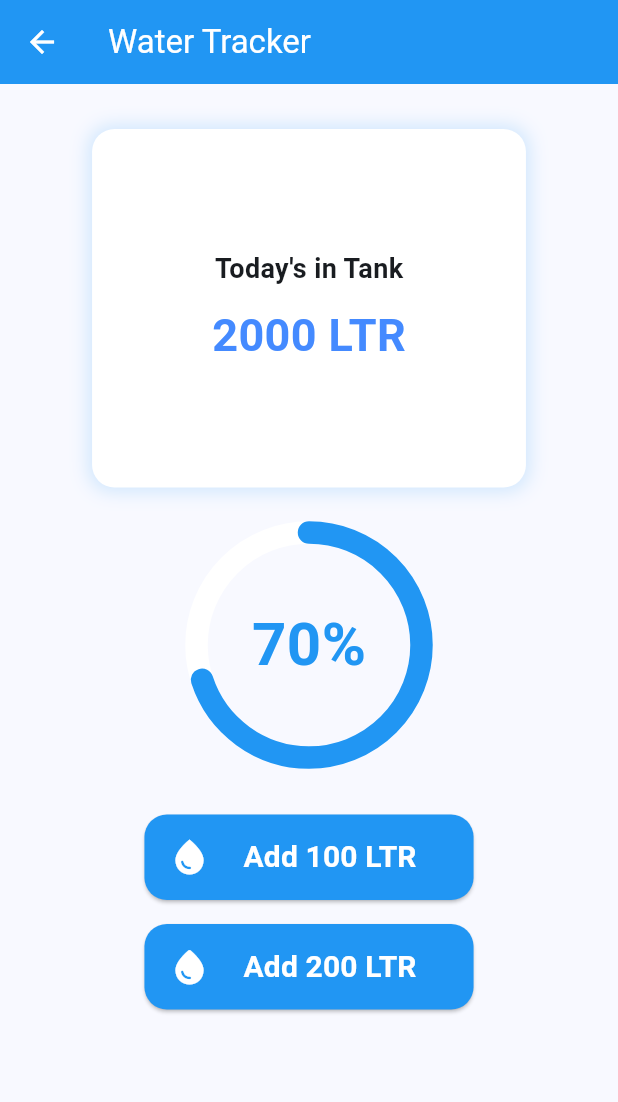
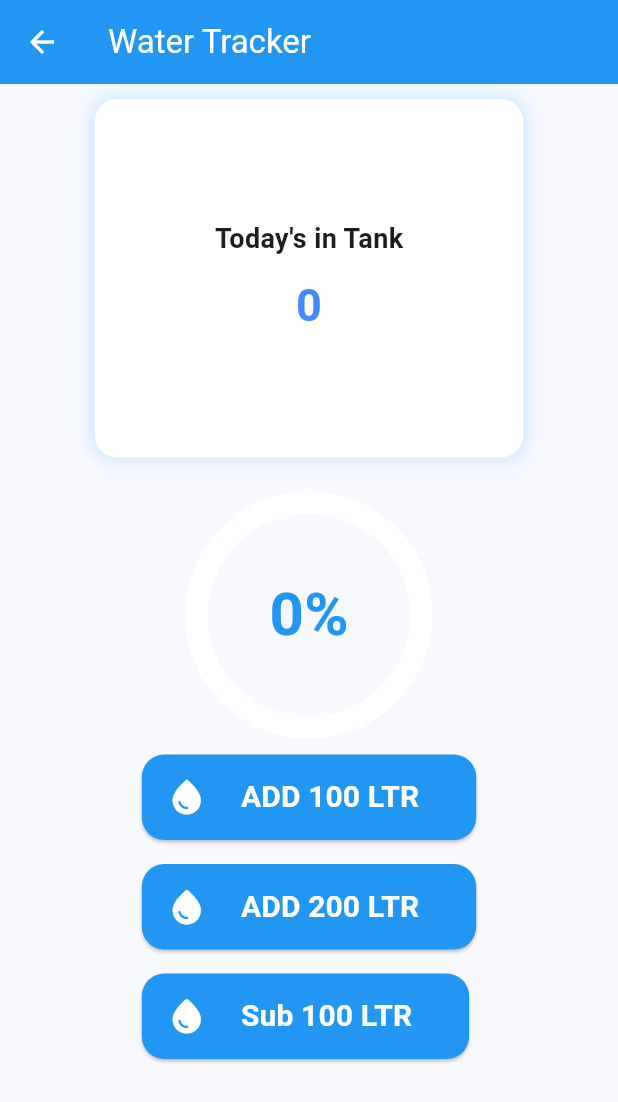
Before and after one commit to majidbhuiyan20/Flutter-Practice, a Flutter app: the WaterTracker screen opened by its route, on a phone screen of 412 x 824 dp. Shown: the top 1102 px of the screen. Run offline on Flutter 3.47's test engine with Material 3 defaults, Android fonts, the phone set to English and light mode, and no system bars; our stand-ins replace badges, cloud_firestore, firebase_auth, firebase_core, flutter_riverpod, fluttertoast and 4 more; accounts and stored records are empty.

Commit message:
water tracker functional done

```diff
--- a/lib/project/water_tracker/water_tracker.dart
+++ b/lib/project/water_tracker/water_tracker.dart
@@ -9,18 +9,104 @@ class WaterTracker extends StatefulWidget {
 }
 
 class _WaterTrackerState extends State<WaterTracker> {
+  int currentWaterInTank = 0;
+  int targetWater = 2000;
+  bool _isSnackBarVisible = false;
+
+  void waterAdd(int amount){
+    setState((){
+      currentWaterInTank = currentWaterInTank + amount;
+      if(currentWaterInTank >= targetWater){
+        currentWaterInTank = targetWater;
+        if (!_isSnackBarVisible) {
+        ScaffoldMessenger.of(context).showSnackBar(
+          SnackBar(
+            content: Container(
+              padding: EdgeInsets.all(16),
+              decoration: BoxDecoration(
+                color: Colors.blueAccent,
+                borderRadius: BorderRadius.circular(10),
+                boxShadow: [
+                  BoxShadow(
+                    color: Colors.black.withOpacity(0.2),
+                    spreadRadius: 2,
+                    blurRadius: 5,
+                    offset: Offset(0, 3),
+                  ),
+                ],
+              ),
+              child: Text('Congratulations! You have reached your target.', style: TextStyle(color: Colors.white, fontSize: 16),),
+            ),
+            duration: Duration(seconds: 3),
+            backgroundColor: Colors.transparent,
+            elevation: 0,
+          ),
+        )
+            .closed
+            .then((SnackBarClosedReason reason) {
+            setState(() {
+              _isSnackBarVisible = false;
+            });
+          });
+        _isSnackBarVisible = true;}
+      }
+      print(currentWaterInTank);
+    });
+  }
+  void waterRemove(int amount){
+    setState((){
+      currentWaterInTank = currentWaterInTank - amount;
+      if(currentWaterInTank <= 0){
+        currentWaterInTank = 0;
+        if (!_isSnackBarVisible) {
+          ScaffoldMessenger.of(context).showSnackBar(
+            SnackBar(
+              content: Container(
+                padding: EdgeInsets.all(16),
+                decoration: BoxDecoration(
+                  color: Colors.redAccent, // Changed color for empty tank
+                  borderRadius: BorderRadius.circular(10),
+                  boxShadow: [
+                    BoxShadow(
+                      color: Colors.black.withOpacity(0.2),
+                      spreadRadius: 2,
+                      blurRadius: 5,
+                      offset: Offset(0, 3),
+                    ),
+                  ],
+                ),
+                child: Text('Your Water Tank is Empty.', style: TextStyle(color: Colors.white, fontSize: 16),),
+              ),
+              duration: Duration(seconds: 3),
+              backgroundColor: Colors.transparent,
+              elevation: 0,
+            )
+        )
+            .closed
+            .then((SnackBarClosedReason reason) {
+            setState(() {
+              _isSnackBarVisible = false;
+            });
+          });
+          _isSnackBarVisible = true;
+        }
+      }
+      print(currentWaterInTank);
+    });
+  }
+
   @override
   Widget build(BuildContext context) {
     return Scaffold(
       appBar: AppBar(
         title: Text('Water Tracker', style: TextStyle(color: Colors.white)),
         backgroundColor: Colors.blue,
-        leading: BackButton(color: Colors.white),
+        leading: const BackButton(color: Colors.white),
       ),
       body: Center(
         child: Column(
           children: [
-            SizedBox(height: 30),
+            SizedBox(height: 10),
             Container(
               padding: EdgeInsets.all(80),
               decoration: BoxDecoration(
@@ -31,7 +117,6 @@ class _WaterTrackerState extends State<WaterTracker> {
                     color: Colors.blue.withOpacity(0.2),
                     spreadRadius: 2,
                     blurRadius: 10,
-
                     //offset: Offset(0, 9),
                   ),
                 ],
@@ -40,11 +125,12 @@ class _WaterTrackerState extends State<WaterTracker> {
                 children: [
                   Text(
                     'Today\'s in Tank',
-                    style: TextStyle(fontSize: 18, fontWeight: FontWeight.bold),
+                    style:
+                        TextStyle(fontSize: 18, fontWeight: FontWeight.bold),
                   ),
                   SizedBox(height: 10),
                   Text(
-                    "2000 LTR",
+                    currentWaterInTank.toString(),
                     style: TextStyle(
                       fontSize: 30,
                       fontWeight: FontWeight.bold,
@@ -55,7 +141,6 @@ class _WaterTrackerState extends State<WaterTracker> {
               ),
             ),
             SizedBox(height: 30),
-
             Stack(
               alignment: Alignment.center,
               children: [
@@ -67,11 +152,11 @@ class _WaterTrackerState extends State<WaterTracker> {
                     strokeWidth: 15,
                     color: Colors.blue,
                     strokeCap: StrokeCap.round,
-                    value: 0.7,
+                    value: currentWaterInTank / targetWater,
                   ),
                 ),
                 Text(
-                  "70%",
+                  "${(currentWaterInTank / targetWater * 100).toStringAsFixed(0)}%",
                   style: TextStyle(
                     fontSize: 40,
                     fontWeight: FontWeight.bold,
@@ -80,13 +165,31 @@ class _WaterTrackerState extends State<WaterTracker> {
                 ),
               ],
             ),
-            SizedBox(height: 30,),
-            Wrap(
-              spacing: 1,
-              children: [
-              addWaterButton(amount: 100, callBack: () { },),
-              addWaterButton(amount: 200, callBack: () { },icon: Icons.water_drop_rounded,),
-                ],),
+            SizedBox(
+              height: 10,
+            ),
+            Center(
+              child: Wrap(
+                spacing: 1,
+                children: [
+                  addWaterButton(
+                    amount: 100,
+                    callBack: () => waterAdd(100),
+                  ),
+                  addWaterButton(
+                    amount: 200,
+                    callBack: () => waterAdd(200),
+                    icon: Icons.water_drop_rounded,
+                  ),
+                  addWaterButton(
+                    amount: 100,
+                    callBack: () => waterRemove(100),
+                    icon: Icons.water_drop_rounded,
+                    text: "Sub",
+                  ),
+                ],
+              ),
+            ),
           ],
         ),
       ),
--- a/lib/project/water_tracker/widget/add_water_button.dart
+++ b/lib/project/water_tracker/widget/add_water_button.dart
@@ -3,10 +3,11 @@ import 'package:flutter/material.dart';
 
 class addWaterButton extends StatelessWidget {
   final int amount;
+  String ? text;
   IconData? icon;
   final VoidCallback callBack;
 
-   addWaterButton({
+   addWaterButton({this.text,
     super.key, required this.amount,this.icon, required this.callBack
   });
 
@@ -24,7 +25,7 @@ class addWaterButton extends StatelessWidget {
         onPressed: callBack,
         label: Padding(
           padding: const EdgeInsets.all(14.0),
-          child: Text('Add $amount LTR', style: TextStyle(fontSize: 20, fontWeight: FontWeight.bold, color: Colors.white),),
+          child: Text('${text ?? "ADD"} $amount LTR', style: TextStyle(fontSize: 20, fontWeight: FontWeight.bold, color: Colors.white),),
         ),
         icon: Icon(icon ?? Icons.water_drop, color: Colors.white, size: 28,),
       ),
```
